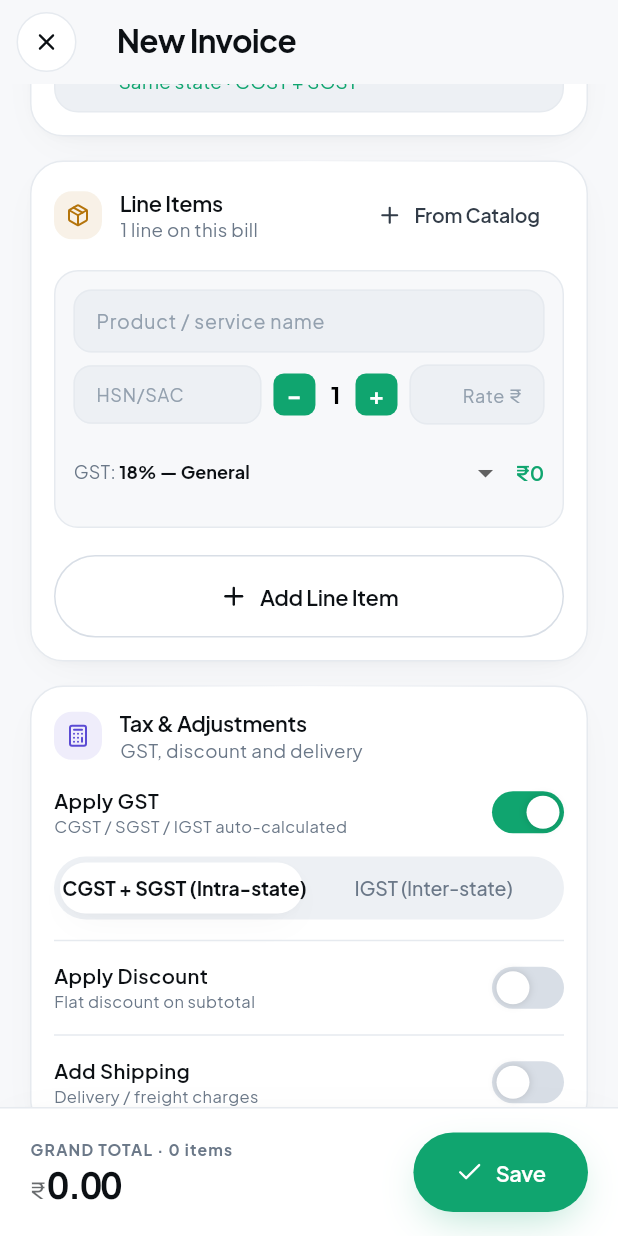
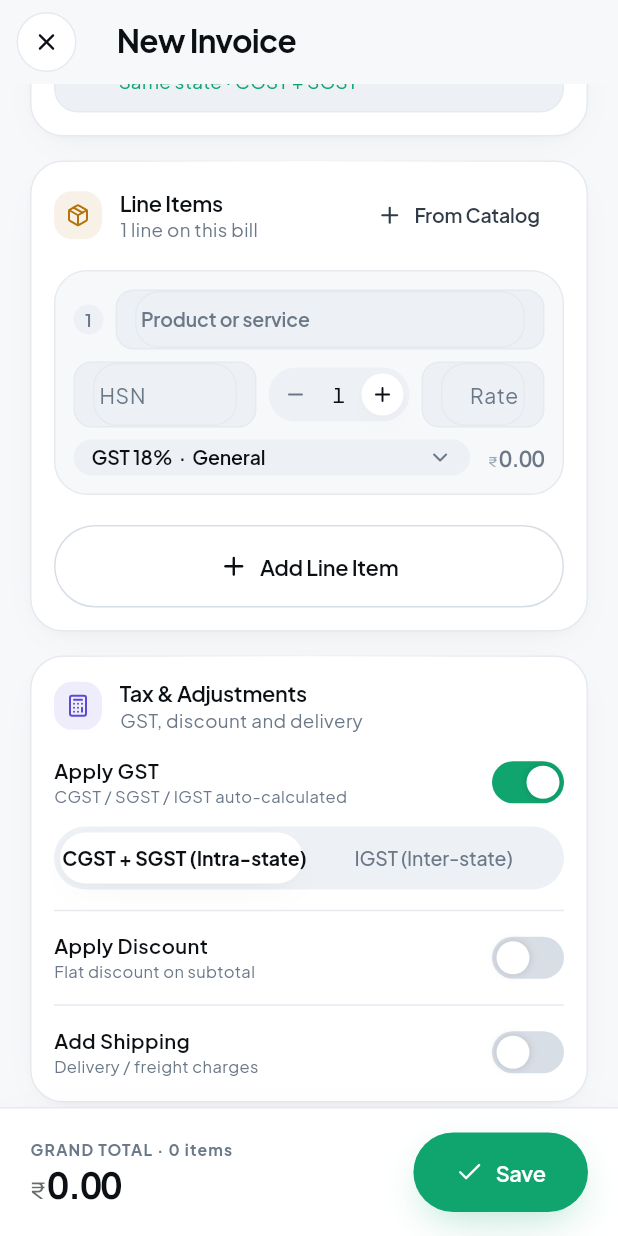
Before and after one commit to dakshu007/billzap, a Flutter app: the CreateInvoiceScreen screen opened by its route, scrolled down 576 dp, on a phone screen of 412 x 824 dp. Run offline on Flutter 3.47's test engine with Material 3 defaults, Android fonts, the phone set to English and light mode, and no system bars; our stand-ins replace file_picker, flutter_riverpod, gap, go_router, google_fonts, hive_ce_flutter and 7 more; missing offline and left inert: barcode; accounts and stored records are empty; project files that could hold a hidden picture were left out.

Commit message:
fix: the pinned save bar was inside the shell's dock scrim
The save button I pinned above the dock came out faded from jade to
near-white down its own height. My first guess was paint order inside
the settings panel; restructuring it changed nothing, because the cause
is a level up: the shell paints a 184pt gradient scrim across the whole
PageView so the dock reads as floating over dissolving content. Anything
a tab pins to its own bottom edge sits inside that band and gets washed
by it — no arrangement within the panel could have escaped it.

Save goes back into the scroll flow at the end of each form. Floating it
clear of the scrim would strand it ~110pt above the dock with a hole
underneath, which looks worse than a button where forms normally put
one. The Invoice tab, whose save was already in flow, renders solid
jade — that is what confirmed the diagnosis.

Bank & UPI and Invoice move onto AppField and FieldGroup too. They are
one tap from the rebuilt Business tab behind the same tab bar; leaving
two of four panels on plain wells would have made the inconsistency more
visible than before, not less. UPI now says what it is for — it becomes
the QR on every unpaid bill.

Line-item row:
  • Each line is numbered, so a bill can be talked about ("take line 3
    off") rather than pointed at.
  • Fields use the same well and jade focus keyline as AppField, minus
    the label, which at this density would double the row height.
  • The quantity stepper is one pill with a raised thumb instead of two
    solid jade squares, which were the heaviest thing in a row of quiet
    wells. The minus goes flat when quantity is 1.
  • The GST menu reads "GST 18% · General" in a proper well, and the
    line amount is jade once it is non-zero.
  • "HSN / SAC" truncated to "HSN / S…" once the stepper widened; it is
    "HSN", which is the word shopkeepers use anyway.

The customer section was titled "Customers" — that string is the list
screen's plural heading. Adds a create.customer key with Hindi, Tamil,
Telugu and Kannada rather than hardcoding English.

Removes six helpers left dead by the rewrite: _Sec, _Label, _F, _LF,
_TextField and _TypeBtn.

Co-Authored-By: Claude Opus 5 <noreply@anthropic.com>
Claude-Session: https://claude.ai/code/session_016iwNHue8rzbSkYfgDBK6gM

```diff
--- a/lib/i18n/translations.dart
+++ b/lib/i18n/translations.dart
@@ -100,6 +100,7 @@ const _en = <String, String>{
 
   // Customers
   'cust.title': 'Customers',
+  'create.customer': 'Customer',
   'cust.add_new': 'Add Customer',
   'cust.name': 'Name',
   'cust.phone': 'Phone',
@@ -407,6 +408,7 @@ const _hi = <String, String>{
   'create.share_pdf': 'PDF भेजें',
 
   'cust.title': 'ग्राहक',
+  'create.customer': 'ग्राहक',
   'cust.add_new': 'ग्राहक जोड़ें',
   'cust.name': 'नाम',
   'cust.phone': 'फ़ोन',
@@ -693,6 +695,7 @@ const _ta = <String, String>{
   'create.share_pdf': 'PDF அனுப்பு',
 
   'cust.title': 'வாடிக்கையாளர்கள்',
+  'create.customer': 'வாடிக்கையாளர்',
   'cust.add_new': 'வாடிக்கையாளர் சேர்',
   'cust.name': 'பெயர்',
   'cust.phone': 'தொலைபேசி',
@@ -975,6 +978,7 @@ const _te = <String, String>{
   'create.share_whatsapp': 'WhatsAppలో పంచుకోండి',
   'create.share_pdf': 'PDF పంచుకోండి',
   'cust.title': 'కస్టమర్లు',
+  'create.customer': 'కస్టమర్',
   'cust.add_new': 'కస్టమర్‌ను జోడించండి',
   'cust.name': 'పేరు',
   'cust.phone': 'ఫోన్',
@@ -1232,6 +1236,7 @@ const _kn = <String, String>{
   'create.save_draft': 'ಡ್ರಾಫ್ಟ್ ಉಳಿಸಿ', 'create.share_whatsapp': 'WhatsApp ನಲ್ಲಿ ಹಂಚಿಕೊಳ್ಳಿ',
   'create.share_pdf': 'PDF ಹಂಚಿಕೊಳ್ಳಿ',
   'cust.title': 'ಗ್ರಾಹಕರು', 'cust.add_new': 'ಗ್ರಾಹಕ ಸೇರಿಸಿ',
+  'create.customer': 'ಗ್ರಾಹಕ',
   'cust.name': 'ಹೆಸರು', 'cust.phone': 'ಫೋನ್', 'cust.gstin': 'GSTIN',
   'cust.address': 'ವಿಳಾಸ', 'cust.email': 'ಇಮೇಲ್',
   'cust.no_customers': 'ಇನ್ನೂ ಗ್ರಾಹಕರಿಲ್ಲ', 'cust.required': 'ಗ್ರಾಹಕರ ಹೆಸರು ಅಗತ್ಯವಿದೆ',
--- a/lib/screens/invoice/create_invoice_screen.dart
+++ b/lib/screens/invoice/create_invoice_screen.dart
@@ -181,7 +181,7 @@ class _CreateState extends ConsumerState<CreateInvoiceScreen> {
         children: [
           // ── Who ────────────────────────────────────────────────
           _Section(
-            tr('cust.title', ref),
+            tr('create.customer', ref),
             subtitle: 'Who this bill is for',
             icon: Symbols.person,
             children: [
@@ -637,103 +637,267 @@ class _LineRowState extends State<_LineRow> {
   void dispose() { _name.dispose(); _hsn.dispose(); _rate.dispose(); super.dispose(); }
 
   @override
-  Widget build(BuildContext context) => Container(
-    margin: const EdgeInsets.only(bottom: 10),
-    padding: const EdgeInsets.all(12),
-    decoration: BoxDecoration(color: AppColors.bg, borderRadius: BorderRadius.circular(16),
-      border: Border.all(color: AppColors.border)),
+  Widget build(BuildContext context) {
+    final line = widget.item.qty * widget.item.rate;
+    return Container(
+      margin: const EdgeInsets.only(bottom: AppSpace.md),
+      padding: const EdgeInsets.all(AppSpace.md),
+      decoration: BoxDecoration(
+        color: AppColor.canvas,
+        borderRadius: AppRadius.all(AppRadius.lg),
+        border: Border.all(color: AppColor.hairline),
+      ),
       child: Column(children: [
+        // Line number and the remove control, so a bill with six lines
+        // can be talked about ("take off line 3") instead of pointed at.
         Row(children: [
-        Expanded(child: TextField(controller: _name,
-          decoration: InputDecoration(hintText: 'Product / service name',
-            hintStyle: AppFont.sans(fontSize: 13, color: AppColors.t4), isDense: true,
-            border: OutlineInputBorder(borderRadius: BorderRadius.circular(12)),
-            enabledBorder: OutlineInputBorder(borderRadius: BorderRadius.circular(12),
-              borderSide: BorderSide(color: AppColors.border)),
-            contentPadding: const EdgeInsets.symmetric(horizontal: 11, vertical: 11)),
-          style: AppFont.sans(fontSize: 13.5))),
+          Container(
+            width: 20,
+            height: 20,
+            alignment: Alignment.center,
+            decoration: BoxDecoration(
+              color: AppColor.sunken,
+              borderRadius: BorderRadius.circular(99),
+            ),
+            child: Text('${widget.index + 1}',
+                style: AppFont.style(AppType.labelS,
+                    color: AppColor.textTertiary)),
+          ),
+          const Gap(AppSpace.sm),
+          Expanded(
+            child: _LineField(
+              controller: _name,
+              hint: 'Product or service',
+              bold: true,
+            ),
+          ),
           if (widget.onRemove != null) ...[
-          const Gap(8),
-          GestureDetector(onTap: widget.onRemove,
-            child: Container(width: 32, height: 32,
-              decoration: BoxDecoration(color: AppColors.redSoft, borderRadius: BorderRadius.circular(12)),
-              child: Icon(Symbols.delete, size: 16, color: AppColors.red))),
+            const Gap(AppSpace.sm),
+            PressScale(
+              onTap: widget.onRemove,
+              haptic: HapticFeedbackType.light,
+              child: Container(
+                width: 34,
+                height: 34,
+                decoration: BoxDecoration(
+                  color: AppColor.wash(AppColor.overdue),
+                  borderRadius: AppRadius.all(AppRadius.sm),
+                ),
+                child: Icon(Symbols.delete, size: 16, color: AppColor.overdue),
+              ),
+            ),
           ],
         ]),
-      const Gap(8),
+        const Gap(AppSpace.sm),
         Row(children: [
-        Expanded(child: TextField(controller: _hsn,
-          decoration: InputDecoration(hintText: 'HSN/SAC',
-            hintStyle: AppFont.sans(fontSize: 12, color: AppColors.t4), isDense: true,
-            border: OutlineInputBorder(borderRadius: BorderRadius.circular(12)),
-            enabledBorder: OutlineInputBorder(borderRadius: BorderRadius.circular(12),
-              borderSide: BorderSide(color: AppColors.border)),
-            contentPadding: const EdgeInsets.symmetric(horizontal: 11, vertical: 10)),
-          style: AppFont.sans(fontSize: 12.5, color: AppColors.t3))),
-        const Gap(8),
-        // Qty stepper
-        _QtyBtn('\u2212', () { if (widget.item.qty > 1) { setState(() => widget.item.qty--); widget.onChange(); } }),
-        Padding(padding: const EdgeInsets.symmetric(horizontal: 10),
+          Expanded(
+            flex: 3,
+            // "HSN / SAC" truncated to "HSN / S…" once the stepper
+            // became a pill. HSN is the word shopkeepers actually use,
+            // and the field is unambiguous in this row.
+            child: _LineField(controller: _hsn, hint: 'HSN'),
+          ),
+          const Gap(AppSpace.sm),
+          // Stepper as one pill rather than two loose jade squares — it
+          // reads as a single control, and the squares were the heaviest
+          // thing in a row of quiet wells.
+          Container(
+            decoration: BoxDecoration(
+              color: AppColor.sunken,
+              borderRadius: AppRadius.all(AppRadius.pill),
+            ),
+            padding: const EdgeInsets.symmetric(horizontal: 4, vertical: 4),
+            child: Row(mainAxisSize: MainAxisSize.min, children: [
+              _QtyBtn(Symbols.remove, () {
+                if (widget.item.qty > 1) {
+                  setState(() => widget.item.qty--);
+                  widget.onChange();
+                }
+              }, enabled: widget.item.qty > 1),
+              SizedBox(
+                width: 30,
                 child: Text('${widget.item.qty.toInt()}',
-            style: AppFont.sans(fontSize: 16, fontWeight: FontWeight.w700))),
-        _QtyBtn('+', () { setState(() => widget.item.qty++); widget.onChange(); }),
-        const Gap(8),
-        SizedBox(width: 90, child: TextField(controller: _rate,
+                    textAlign: TextAlign.center,
+                    style: AppFont.style(AppType.numeric,
+                        color: AppColor.textPrimary)),
+              ),
+              _QtyBtn(Symbols.add, () {
+                setState(() => widget.item.qty++);
+                widget.onChange();
+              }),
+            ]),
+          ),
+          const Gap(AppSpace.sm),
+          SizedBox(
+            width: 82,
+            child: _LineField(
+              controller: _rate,
+              hint: 'Rate',
+              align: TextAlign.right,
               keyboardType: TextInputType.number,
-              inputFormatters: [SmartAmountFormatter()], textAlign: TextAlign.right,
-          decoration: InputDecoration(hintText: 'Rate \u20b9',
-            hintStyle: AppFont.sans(fontSize: 12, color: AppColors.t4), isDense: true,
-            border: OutlineInputBorder(borderRadius: BorderRadius.circular(12)),
-            enabledBorder: OutlineInputBorder(borderRadius: BorderRadius.circular(12),
-              borderSide: BorderSide(color: AppColors.border)),
-            contentPadding: const EdgeInsets.symmetric(horizontal: 11, vertical: 10)),
-          style: AppFont.sans(fontSize: 13.5))),
+              formatters: [SmartAmountFormatter()],
+            ),
+          ),
         ]),
-      const Gap(8),
+        const Gap(AppSpace.sm),
         Row(children: [
-        Text('GST: ', style: AppFont.sans(fontSize: 12, color: AppColors.t3)),
-        Expanded(child: DropdownButton<double>(
-          value: [0, 0.25, 5, 12, 18, 28, 40].map((e) => e.toDouble()).contains(widget.item.gstRate)
-            ? widget.item.gstRate : 18.0,
+          Expanded(
+            child: Container(
+              padding: const EdgeInsets.symmetric(horizontal: AppSpace.md),
+              decoration: BoxDecoration(
+                color: AppColor.sunken,
+                borderRadius: AppRadius.all(AppRadius.sm),
+              ),
+              child: DropdownButtonHideUnderline(
+                child: DropdownButton<double>(
+                  value: const [0.0, 0.25, 5.0, 12.0, 18.0, 28.0, 40.0]
+                          .contains(widget.item.gstRate)
+                      ? widget.item.gstRate
+                      : 18.0,
                   isExpanded: true,
-          underline: const SizedBox(),
-          style: AppFont.sans(fontSize: 12, color: AppColors.brand, fontWeight: FontWeight.w700),
-          items: [
-            (r: 0.0,   l: '0% — Exempt'),
-            (r: 0.25,  l: '0.25% — Stones'),
-            (r: 5.0,   l: '5% — Essentials'),
-            (r: 12.0,  l: '12% — Standard'),
-            (r: 18.0,  l: '18% — General'),
-            (r: 28.0,  l: '28% — Luxury'),
-            (r: 40.0,  l: '40% — Sin tax'),
-          ].map((g) => DropdownMenuItem(
+                  isDense: true,
+                  borderRadius: AppRadius.all(AppRadius.md),
+                  icon: Icon(Symbols.expand_more,
+                      size: 16, color: AppColor.textTertiary),
+                  style: AppFont.style(AppType.labelM,
+                      color: AppColor.textPrimary),
+                  items: const [
+                    (r: 0.0, l: 'GST 0%  ·  Exempt'),
+                    (r: 0.25, l: 'GST 0.25%  ·  Stones'),
+                    (r: 5.0, l: 'GST 5%  ·  Essentials'),
+                    (r: 12.0, l: 'GST 12%  ·  Standard'),
+                    (r: 18.0, l: 'GST 18%  ·  General'),
+                    (r: 28.0, l: 'GST 28%  ·  Luxury'),
+                    (r: 40.0, l: 'GST 40%  ·  Sin tax'),
+                  ]
+                      .map((g) => DropdownMenuItem(
                             value: g.r,
-            child: Text(g.l, style: AppFont.sans(fontSize: 12, color: AppColors.t1)))).toList(),
+                            child: Text(g.l,
+                                style: AppFont.style(AppType.labelM,
+                                    color: AppColor.textPrimary)),
+                          ))
+                      .toList(),
                   onChanged: (v) {
-            if (v != null) { setState(() => widget.item.gstRate = v); widget.onChange(); }
+                    if (v != null) {
+                      setState(() => widget.item.gstRate = v);
+                      widget.onChange();
+                    }
                   },
-        )),
-        const Gap(8),
-        Text(formatCurrency(widget.item.qty * widget.item.rate), style: AppFont.sans(
-          fontSize: 13.5, fontWeight: FontWeight.w600, color: AppColors.brand)),
+                ),
+              ),
+            ),
+          ),
+          const Gap(AppSpace.md),
+          Money(line,
+              style: AppType.amountS,
+              compact: false,
+              color: line > 0 ? AppColor.primary : AppColor.textTertiary),
         ]),
       ]),
     );
   }
+}
 
-Widget _QtyBtn(String label, VoidCallback onTap) => GestureDetector(
-  onTap: onTap,
-  child: Container(width: 28, height: 28,
-    decoration: BoxDecoration(color: AppColors.brand, borderRadius: BorderRadius.circular(7)),
-    child: Center(child: Text(label, style: TextStyle(
-      color: AppColors.onBrand, fontSize: 16, fontWeight: FontWeight.bold)))));
+/// A compact field for the line-item row. Same well and focus keyline as
+/// [AppField], without the label and status column — at this density a
+/// label above every box would double the row's height.
+class _LineField extends StatefulWidget {
+  final TextEditingController controller;
+  final String hint;
+  final bool bold;
+  final TextAlign align;
+  final TextInputType? keyboardType;
+  final List<TextInputFormatter>? formatters;
 
-// ── Shared helpers ──────────────────────────────────────────────────────────
-/// One step of the bill, on its own surface with a tinted mark.
-///
-/// Making a bill is five decisions — who, when, what, tax, note — and
-/// the icons let a person scrolling back find the one they want by
-/// shape, before reading a word of it.
+  const _LineField({
+    required this.controller,
+    required this.hint,
+    this.bold = false,
+    this.align = TextAlign.start,
+    this.keyboardType,
+    this.formatters,
+  });
+
+  @override
+  State<_LineField> createState() => _LineFieldState();
+}
+
+class _LineFieldState extends State<_LineField> {
+  late final FocusNode _f;
+  bool _on = false;
+
+  @override
+  void initState() {
+    super.initState();
+    _f = FocusNode()
+      ..addListener(() {
+        if (_f.hasFocus != _on) setState(() => _on = _f.hasFocus);
+      });
+  }
+
+  @override
+  void dispose() {
+    _f.dispose();
+    super.dispose();
+  }
+
+  @override
+  Widget build(BuildContext context) => AnimatedContainer(
+        duration: AppMotion.fast,
+        curve: AppMotion.standard,
+        padding: const EdgeInsets.symmetric(horizontal: AppSpace.md),
+        decoration: BoxDecoration(
+          color: _on ? AppColor.surface : AppColor.sunken,
+          borderRadius: AppRadius.all(AppRadius.sm),
+          border: Border.all(
+            color: _on ? AppColor.primary : AppColor.hairline,
+            width: _on ? 1.5 : 1,
+          ),
+        ),
+        child: TextField(
+          controller: widget.controller,
+          focusNode: _f,
+          textAlign: widget.align,
+          keyboardType: widget.keyboardType,
+          inputFormatters: widget.formatters,
+          cursorColor: AppColor.primary,
+          cursorWidth: 2,
+          style: AppFont.style(
+                  widget.bold ? AppType.labelM : AppType.bodyM,
+                  color: AppColor.textPrimary)
+              .copyWith(height: 1.2),
+          decoration: InputDecoration(
+            isDense: true,
+            border: InputBorder.none,
+            contentPadding: const EdgeInsets.symmetric(vertical: 11),
+            hintText: widget.hint,
+            hintStyle: AppFont.style(
+                widget.bold ? AppType.labelM : AppType.bodyM,
+                color: AppColor.textTertiary),
+          ),
+        ),
+      );
+}
+
+Widget _QtyBtn(IconData icon, VoidCallback onTap, {bool enabled = true}) =>
+    PressScale(
+      onTap: enabled ? onTap : null,
+      scale: 0.86,
+      haptic: HapticFeedbackType.selection,
+      child: Container(
+        width: 28,
+        height: 28,
+        decoration: BoxDecoration(
+          color: enabled ? AppColor.surface : Colors.transparent,
+          borderRadius: BorderRadius.circular(99),
+          boxShadow: enabled ? AppElevation.card : AppElevation.none,
+        ),
+        child: Icon(icon,
+            size: 15,
+            color: enabled ? AppColor.textPrimary : AppColor.textTertiary),
+      ),
+    );
+
 class _Section extends StatelessWidget {
   final String title;
   final String? subtitle;
@@ -794,24 +958,6 @@ class _Section extends StatelessWidget {
     );
   }
 }
-
-Widget _LF(String t) => Padding(
-  padding: const EdgeInsets.only(bottom: 5),
-  child: Text(t, style: AppFont.sans(fontSize: 12, fontWeight: FontWeight.w600, color: AppColors.t3)));
-
-Widget _TextField(TextEditingController ctrl, String hint,
-    {TextInputType? type, bool caps = false}) =>
-  TextField(controller: ctrl, keyboardType: type,
-    textCapitalization: caps ? TextCapitalization.characters : TextCapitalization.sentences,
-    decoration: InputDecoration(hintText: hint,
-      hintStyle: AppFont.sans(fontSize: 13, color: AppColors.t4),
-      border: OutlineInputBorder(borderRadius: BorderRadius.circular(14)),
-      enabledBorder: OutlineInputBorder(borderRadius: BorderRadius.circular(14),
-        borderSide: BorderSide(color: AppColors.border)),
-      focusedBorder: OutlineInputBorder(borderRadius: BorderRadius.circular(14),
-        borderSide: BorderSide(color: AppColors.brand, width: 1.5)),
-      contentPadding: const EdgeInsets.symmetric(horizontal: 13, vertical: 13)),
-    style: AppFont.sans(fontSize: 13.5, color: AppColors.t1));
 
 /// A date, in the same shape as a text field so the row reads as one
 /// set of inputs rather than a field next to a button.
@@ -887,19 +1033,6 @@ Widget _TogRow(String label, String sub, bool value, ValueChanged<bool> onChange
           )),
       ),
     ]));
-
-Widget _TypeBtn(String label, bool selected, VoidCallback onTap) =>
-  Expanded(child: GestureDetector(
-    onTap: onTap,
-    child: Container(
-      padding: const EdgeInsets.symmetric(vertical: 9),
-      decoration: BoxDecoration(
-        color: selected ? AppColors.brand : AppColors.bg,
-        borderRadius: BorderRadius.circular(12),
-        border: Border.all(color: selected ? AppColors.brand : AppColors.border)),
-      child: Text(label, textAlign: TextAlign.center,
-        style: AppFont.sans(fontSize: 12, fontWeight: FontWeight.w700,
-          color: selected ? AppColors.onBrand : AppColors.t2)))));
 
 Widget _SRow(String label, double amount) => Padding(
       padding: const EdgeInsets.symmetric(vertical: 4),
--- a/lib/theme/app_icons.dart
+++ b/lib/theme/app_icons.dart
@@ -98,6 +98,7 @@ class Symbols {
   static const IconData receipt_long = LucideIcons.receiptText;
   static const IconData refresh = LucideIcons.refreshCw;
   static const IconData remove_circle = LucideIcons.circleMinus;
+  static const IconData remove = LucideIcons.minus;
   static const IconData restore = LucideIcons.archiveRestore;
   static const IconData schedule = LucideIcons.clock;
   static const IconData search = LucideIcons.search;
```
Also changed, not shown: lib/screens/main/settings_screen.dart (+93 -125 lines). Lines whose indentation alone changed are shown as unchanged.
